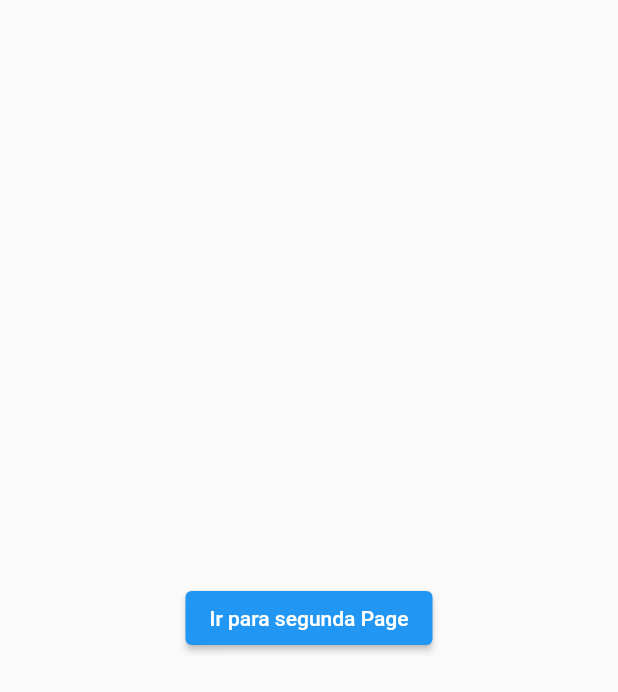
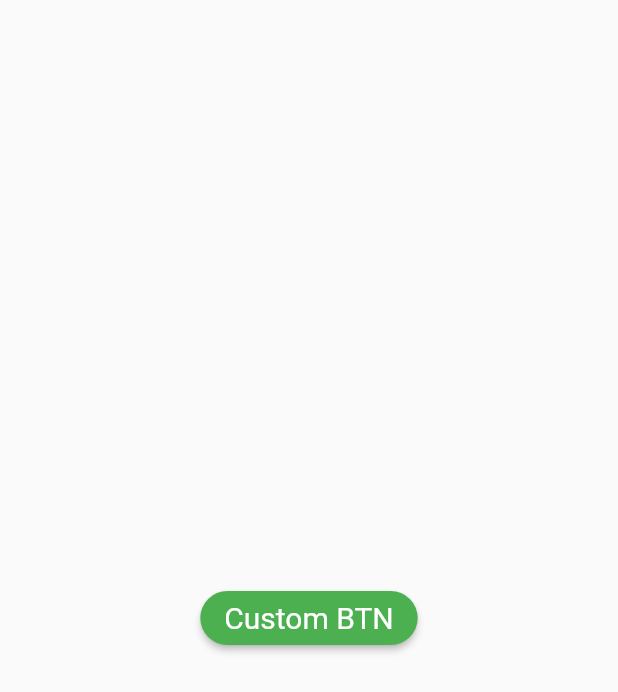
Before and after one commit to leandrogodoycwb/navegacaoEntrePages, a Flutter app: the screen it shows after launch, on a phone screen of 412 x 824 dp. Shown: the top 692 px of the screen. Run offline on Flutter 3.47's test engine with Material 2 defaults, Android fonts, the phone set to English and light mode, and no system bars.

Commit message:
Custom_Button

```diff
--- a/lib/one_page.dart
+++ b/lib/one_page.dart
@@ -1,4 +1,5 @@
 import 'package:flutter/material.dart';
+import 'package:navigation_page/widgets/custom_button_widget.dart';
 
 class OnePage extends StatelessWidget {
   const OnePage({Key? key}) : super(key: key);
@@ -7,13 +8,11 @@
   Widget build(BuildContext context) {
     return Scaffold(
       body: Center(
-        child: ElevatedButton(
-          onPressed: () {
-            Navigator.of(context)
-                .pushNamed('/twoPage', arguments: 'teste')
-                .then((value) => print(value));
-          },
-          child: Text('Ir para segunda Page'),
+        child: CustomButtonWidget(
+          disable: false,
+          onPressed: () {},
+          title: 'Custom BTN',
+          titleSize: 20,
         ),
       ),
     );
--- /dev/null
+++ b/lib/widgets/custom_button_widget.dart
@@ -0,0 +1,41 @@
+import 'package:flutter/material.dart';
+import 'package:flutter/widgets.dart';
+
+class CustomButtonWidget extends StatelessWidget {
+  final VoidCallback onPressed;
+  final String title;
+  final double? titleSize;
+  final bool disable;
+  const CustomButtonWidget({
+    Key? key,
+    required this.onPressed,
+    required this.title,
+    this.titleSize,
+    this.disable = false,
+  }) : super(key: key);
+
+  @override
+  Widget build(BuildContext context) {
+    return ElevatedButton(
+      onPressed: disable ? null : onPressed,
+      child: Text(title),
+      style: ButtonStyle(
+        backgroundColor: MaterialStateProperty.resolveWith<Color>((states) {
+          if (states.contains(MaterialState.disabled)) return Colors.red;
+          if (states.contains(MaterialState.pressed)) return Colors.blue;
+          return Colors.green;
+        }),
+        shape: MaterialStateProperty.all(
+          RoundedRectangleBorder(borderRadius: BorderRadius.circular(30)),
+        ),
+        textStyle: MaterialStateProperty.resolveWith((states) {
+          if (states.contains(MaterialState.pressed))
+            return TextStyle(
+              fontSize: titleSize != null ? titleSize! * 2 : 28,
+            );
+          return TextStyle(fontSize: titleSize);
+        }),
+      ),
+    );
+  }
+}
```
